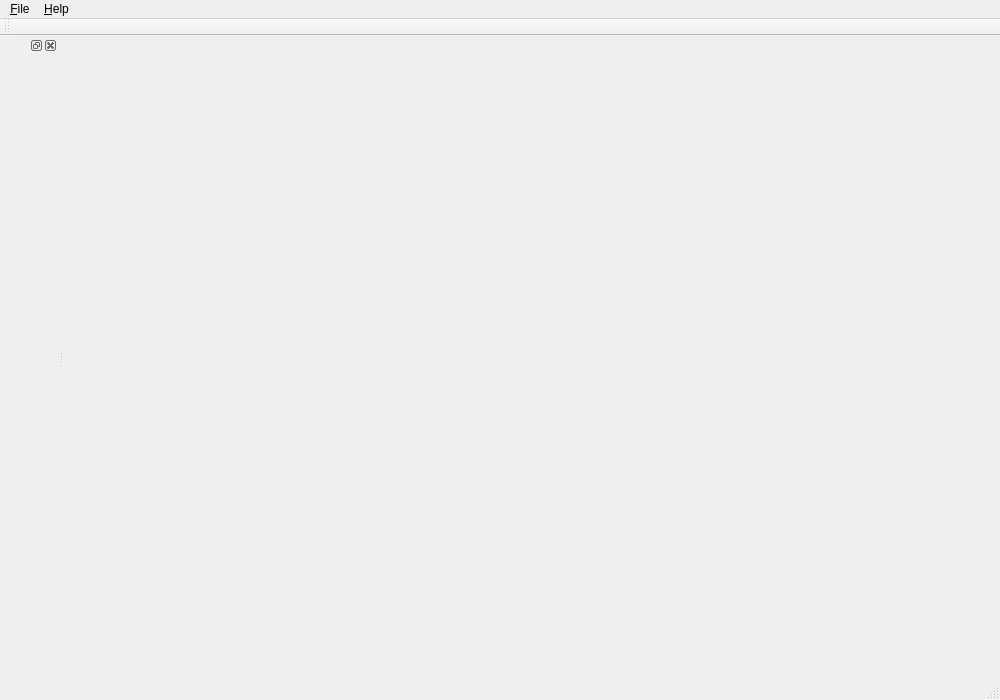
itcd/volume-rendering-vtk-qt-python, file qt-vtk/ui/mainwindow.ui: the form before one commit.
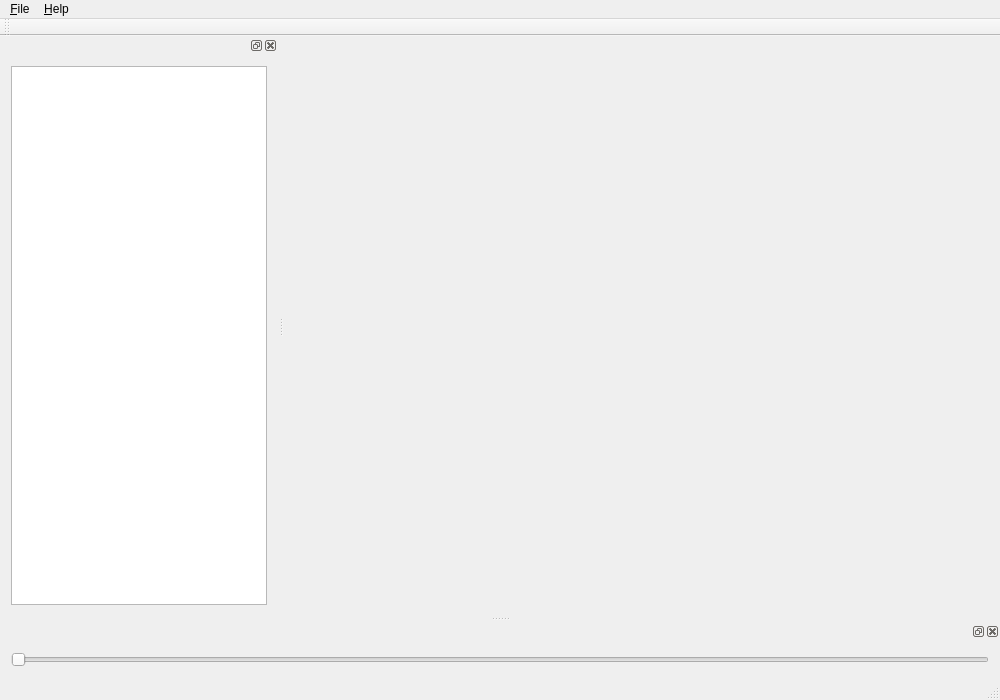
The form after the commit.

```diff
--- a/qt-vtk/ui/mainwindow.ui
+++ b/qt-vtk/ui/mainwindow.ui
@@ -59,7 +59,29 @@
    <attribute name="dockWidgetArea">
     <number>1</number>
    </attribute>
-   <widget class="QWidget" name="dockWidgetContents"/>
+   <widget class="QWidget" name="dockWidgetContents">
+    <layout class="QVBoxLayout" name="verticalLayout_2">
+     <item>
+      <widget class="QListView" name="listView"/>
+     </item>
+    </layout>
+   </widget>
+  </widget>
+  <widget class="QDockWidget" name="dockWidget_2">
+   <attribute name="dockWidgetArea">
+    <number>8</number>
+   </attribute>
+   <widget class="QWidget" name="dockWidgetContents_2">
+    <layout class="QHBoxLayout" name="horizontalLayout_2">
+     <item>
+      <widget class="QSlider" name="horizontalSlider">
+       <property name="orientation">
+        <enum>Qt::Horizontal</enum>
+       </property>
+      </widget>
+     </item>
+    </layout>
+   </widget>
   </widget>
   <action name="actionOpen_volume">
    <property name="text">
```
Left out of the diff: 8 changed lines with no effect on the pictures.
